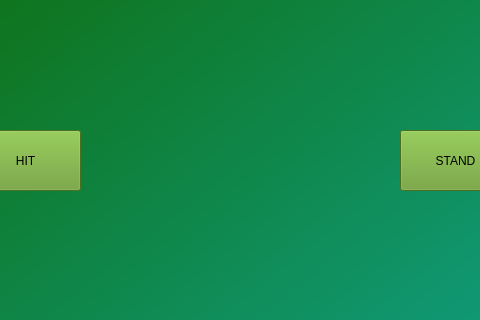
Before: the Qt Designer form gamewidget.ui in ZinchenkoVlad/BlackJack_QT, drawn with Qt 5; both pictures show x 110 to 590 and y 130 to 450 of the 800 by 600 pixel window.
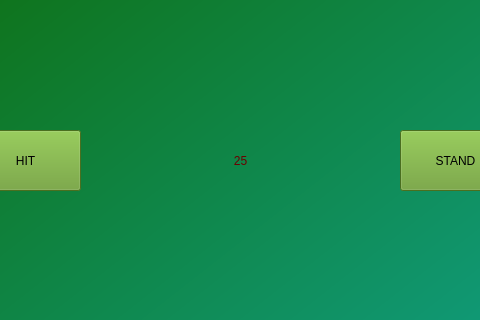
After: the same form once the commit is applied.

```diff
--- a/gamewidget.ui
+++ b/gamewidget.ui
@@ -357,6 +357,30 @@
     <set>Qt::AlignCenter</set>
    </property>
   </widget>
+  <widget class="QLabel" name="labelPlayerBet">
+   <property name="geometry">
+    <rect>
+     <x>220</x>
+     <y>270</y>
+     <width>261</width>
+     <height>41</height>
+    </rect>
+   </property>
+   <property name="styleSheet">
+    <string notr="true">font: 700 14pt &quot;Segoe UI&quot;;
+color: rgb(106, 0, 0);
+background-color: rgba(255, 255, 255, 0);</string>
+   </property>
+   <property name="midLineWidth">
+    <number>-4</number>
+   </property>
+   <property name="text">
+    <string>25</string>
+   </property>
+   <property name="alignment">
+    <set>Qt::AlignCenter</set>
+   </property>
+  </widget>
   <zorder>btnHit</zorder>
   <zorder>labelDealer1</zorder>
   <zorder>labelDealer2</zorder>
```
Left out of the diff: 3 changed lines with no effect on the pictures.
